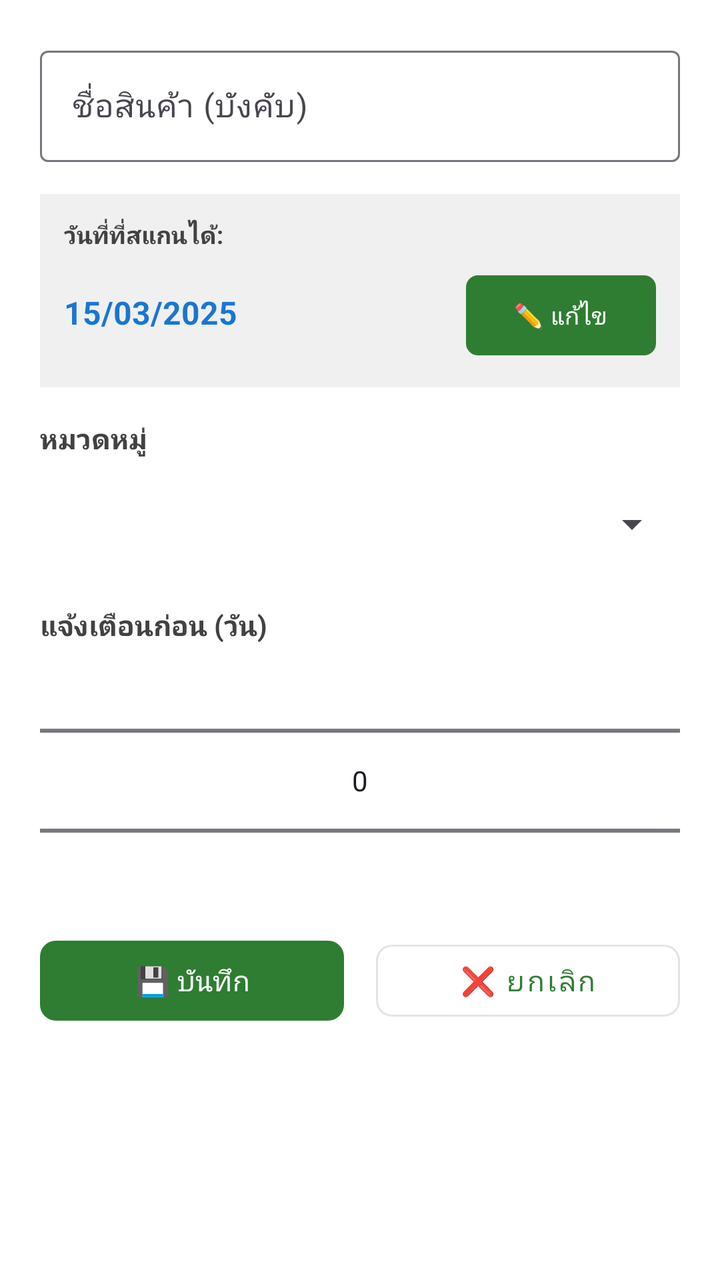
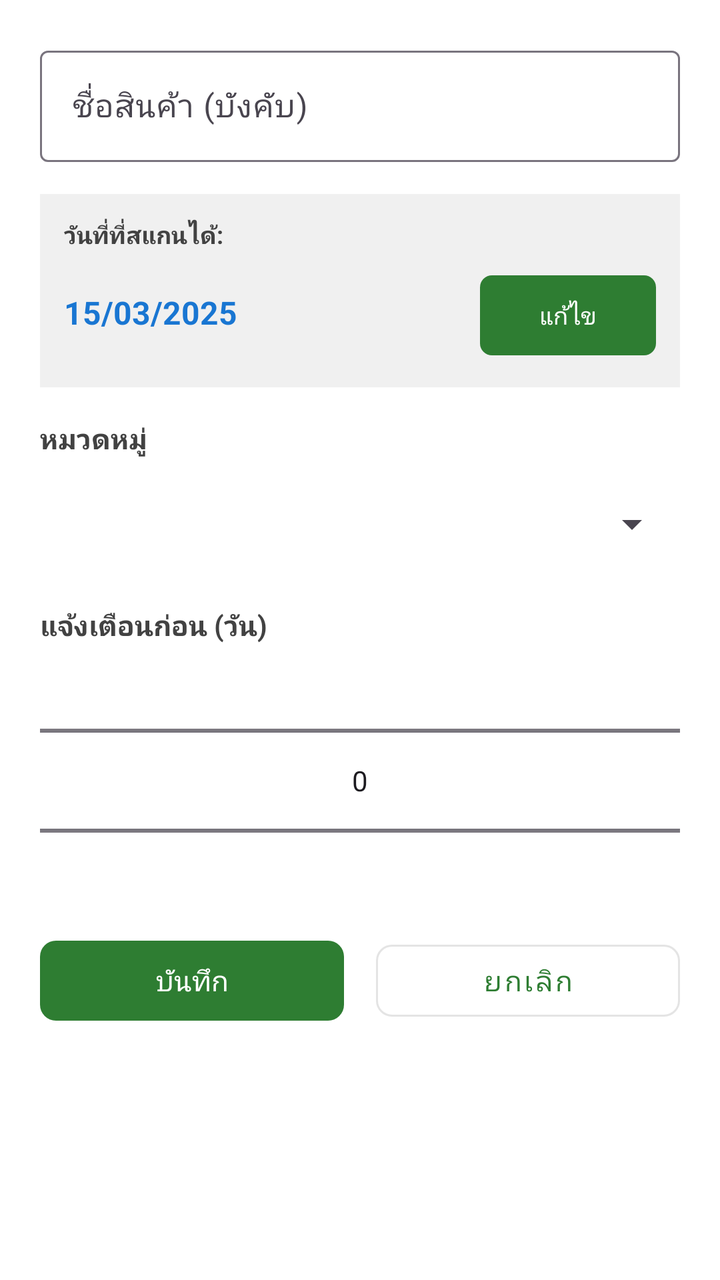

Before-and-after screenshots of an Android layout around one commit, followed by the original layout XML and the change that was made.
<!-- AndroidManifest.xml: application theme Theme.Expirytrack -->
<!-- res/layout/dialog_add_ingredient.xml -->
<?xml version="1.0" encoding="utf-8"?>
<LinearLayout xmlns:android="http://schemas.android.com/apk/res/android"
    xmlns:app="http://schemas.android.com/apk/res-auto"
    android:layout_width="match_parent"
    android:layout_height="wrap_content"
    android:orientation="vertical"
    android:padding="20dp">

    
    <com.google.android.material.textfield.TextInputLayout
        android:layout_width="match_parent"
        android:layout_height="wrap_content"
        android:layout_marginBottom="16dp"
        android:hint="ชื่อสินค้า (บังคับ)"
        app:boxBackgroundMode="outline">

        <EditText
            android:id="@+id/editIngredientName"
            android:layout_width="match_parent"
            android:layout_height="wrap_content"
            android:inputType="text" />

    </com.google.android.material.textfield.TextInputLayout>

    
    <LinearLayout
        android:layout_width="match_parent"
        android:layout_height="wrap_content"
        android:layout_marginBottom="16dp"
        android:background="#F0F0F0"
        android:orientation="vertical"
        android:padding="12dp">

        <TextView
            android:layout_width="match_parent"
            android:layout_height="wrap_content"
            android:text="วันที่ที่สแกนได้:"
            android:textColor="#424242"
            android:textSize="12sp"
            android:textStyle="bold" />

        <LinearLayout
            android:layout_width="match_parent"
            android:layout_height="wrap_content"
            android:layout_marginTop="8dp"
            android:orientation="horizontal">

            <TextView
                android:id="@+id/scannedDateDisplay"
                android:layout_width="0dp"
                android:layout_height="wrap_content"
                android:layout_weight="1"
                android:text="15/03/2025"
                android:textColor="#1976D2"
                android:textSize="16sp"
                android:textStyle="bold" />

            <com.google.android.material.button.MaterialButton
                android:id="@+id/btnEditDate"
                android:layout_width="wrap_content"
                android:layout_height="wrap_content"
                android:text="✏️ แก้ไข"
                android:textSize="12sp"
                app:cornerRadius="6dp" />

        </LinearLayout>

    </LinearLayout>

    
    <TextView
        android:layout_width="match_parent"
        android:layout_height="wrap_content"
        android:layout_marginBottom="8dp"
        android:text="หมวดหมู่"
        android:textColor="#424242"
        android:textSize="14sp"
        android:textStyle="bold" />

    <Spinner
        android:id="@+id/spinnerCategory"
        android:layout_width="match_parent"
        android:layout_height="50dp"
        android:layout_marginBottom="16dp" />

    
    <TextView
        android:layout_width="match_parent"
        android:layout_height="wrap_content"
        android:layout_marginBottom="8dp"
        android:text="แจ้งเตือนก่อน (วัน)"
        android:textColor="#424242"
        android:textSize="14sp"
        android:textStyle="bold" />

    <NumberPicker
        android:id="@+id/numberPickerNotifyDays"
        android:layout_width="match_parent"
        android:layout_height="120dp"
        android:layout_marginBottom="16dp" />

    
    <LinearLayout
        android:layout_width="match_parent"
        android:layout_height="wrap_content"
        android:orientation="horizontal">

        <com.google.android.material.button.MaterialButton
            android:id="@+id/btnSave"
            android:layout_width="0dp"
            android:layout_height="wrap_content"
            android:layout_marginEnd="8dp"
            android:layout_weight="1"
            android:text="💾 บันทึก"
            android:textSize="14sp"
            app:cornerRadius="8dp" />

        <com.google.android.material.button.MaterialButton
            android:id="@+id/btnCancel"
            android:layout_width="0dp"
            android:layout_height="wrap_content"
            android:layout_marginStart="8dp"
            android:layout_weight="1"
            android:text="❌ ยกเลิก"
            android:textSize="14sp"
            app:cornerRadius="8dp"
            style="@style/Widget.MaterialComponents.Button.OutlinedButton" />

    </LinearLayout>

</LinearLayout>
<!-- resources referenced by this layout -->
<resources>
  <style name="Theme.Expirytrack" parent="Base.Theme.Expirytrack" />
  <style name="Base.Theme.Expirytrack" parent="Theme.Material3.DayNight.NoActionBar">
          
          <item name="colorPrimary">@color/primary_color</item>
          <item name="colorPrimaryVariant">@color/primary_dark</item>
          <item name="colorOnPrimary">@android:color/white</item>
          
          
          <item name="colorSecondary">@color/secondary_color</item>
          <item name="colorSecondaryVariant">@color/secondary_dark</item>
          <item name="colorOnSecondary">@android:color/white</item>
          
          
          <item name="android:colorBackground">@color/background_default</item>
          <item name="colorSurface">@color/background_surface</item>
          <item name="colorOnBackground">@color/text_primary</item>
          <item name="colorOnSurface">@color/text_primary</item>
          
          
          <item name="android:statusBarColor">@color/primary_color</item>
          <item name="android:windowLightStatusBar">false</item>
          
          
          <item name="android:navigationBarColor">@color/white</item>
          <item name="android:windowLightNavigationBar" tools:targetApi="o_mr1">true</item>
      </style>
  <color name="primary_color">#2E7D32</color>
  <color name="primary_dark">#1B5E20</color>
  <color name="secondary_color">#FF8F00</color>
  <color name="secondary_dark">#E65100</color>
  <color name="background_default">#FFFFFF</color>
  <color name="background_surface">#F9F9F9</color>
  <color name="text_primary">#212121</color>
  <color name="white">#FFFFFFFF</color>
</resources>

<!-- the commit's change to res/layout/dialog_add_ingredient.xml (unified diff, before → after) -->
@@ -59,7 +59,7 @@
                 android:id="@+id/btnEditDate"
                 android:layout_width="wrap_content"
                 android:layout_height="wrap_content"
-                android:text="✏️ แก้ไข"
+                android:text="แก้ไข"
                 android:textSize="12sp"
                 app:cornerRadius="6dp" />
 
@@ -111,7 +111,7 @@
             android:layout_height="wrap_content"
             android:layout_marginEnd="8dp"
             android:layout_weight="1"
-            android:text="💾 บันทึก"
+            android:text="บันทึก"
             android:textSize="14sp"
             app:cornerRadius="8dp" />
 
@@ -121,7 +121,7 @@
             android:layout_height="wrap_content"
             android:layout_marginStart="8dp"
             android:layout_weight="1"
-            android:text="❌ ยกเลิก"
+            android:text="ยกเลิก"
             android:textSize="14sp"
             app:cornerRadius="8dp"
             style="@style/Widget.MaterialComponents.Button.OutlinedButton" />
